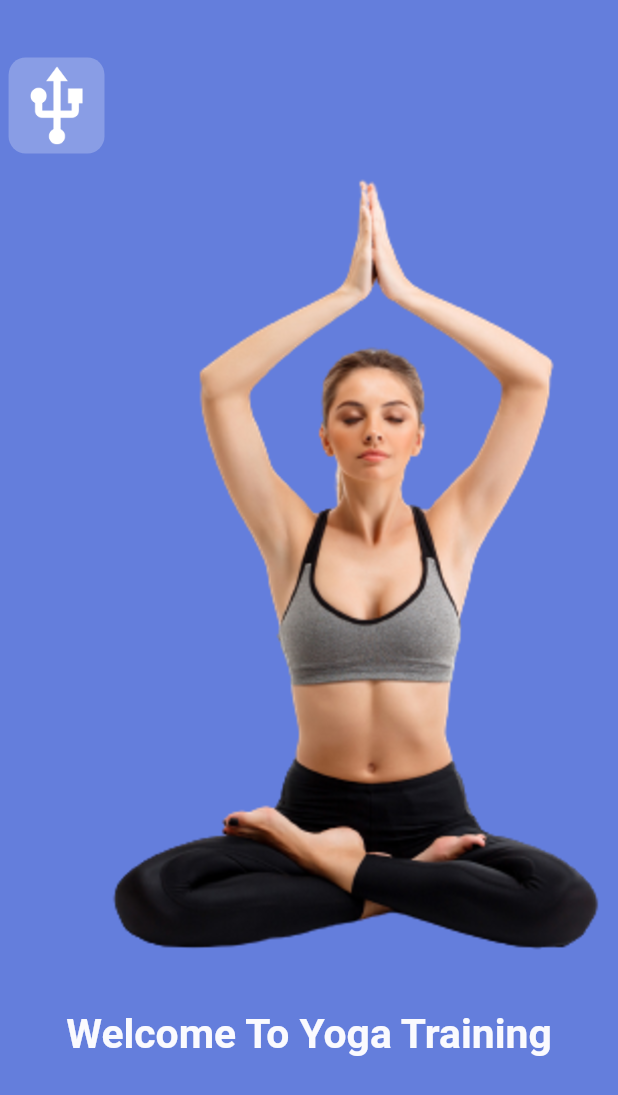
After one commit to erkripa/Trainnig-App, a Flutter app: the SplashPage screen opened by its route, on a phone screen of 412 x 824 dp. The commit adds this screen. Shown: the top 1095 px of the screen. Run offline on Flutter 3.47's test engine with Material 2 defaults, Android fonts, the phone set to English and light mode, and no system bars; our stand-ins replace cloud_firestore, firebase_core, get, video_player; accounts and stored records are empty.

Commit message:
Splash Page Added

```diff
--- a/lib/controllers/detail_page_controller.dart
+++ b/lib/controllers/detail_page_controller.dart
@@ -98,6 +98,7 @@ class DetailPageController extends GetxController {
     update();
     if (oldController != null) {
       oldController?.removeListener(_onControllerUpdate);
+      oldController?.pause();
       print('old controller removed');
     }
     controller
--- a/lib/main.dart
+++ b/lib/main.dart
@@ -1,7 +1,6 @@
 import 'package:firebase_core/firebase_core.dart';
 import 'package:flutter/material.dart';
 import 'package:get/get.dart';
-import 'package:training/controllers/detail_page_controller.dart';
 import 'package:training/controllers/home_page_controller.dart';
 import 'package:training/routes/app_route.dart';
 
--- a/lib/pages/details/datail_page.dart
+++ b/lib/pages/details/datail_page.dart
@@ -175,7 +175,7 @@ class _DetailPageState extends State<DetailPage> {
     final controller = _detailPageController.videPlayController;
     if (controller != null && controller.value.isInitialized) {
       return AspectRatio(
-        aspectRatio: controller.value.aspectRatio,
+        aspectRatio: 16 / 9,
         child: VideoPlayer(controller),
       );
     } else {
--- /dev/null
+++ b/lib/pages/splash/splash_page.dart
@@ -0,0 +1,103 @@
+import 'dart:async';
+
+import 'package:flutter/material.dart';
+import 'package:get/get.dart';
+import 'package:training/utils/colors.dart';
+import 'package:training/utils/dimension.dart';
+import 'package:training/widgets/bigtext.dart';
+
+import '../../routes/app_route.dart';
+
+class SplashPage extends StatefulWidget {
+  const SplashPage({Key? key}) : super(key: key);
+
+  @override
+  State<SplashPage> createState() => _SplashPageState();
+}
+
+class _SplashPageState extends State<SplashPage>
+    with SingleTickerProviderStateMixin {
+  AnimationController? controller;
+  Animation? colorAnimation;
+  Animation? colorAnimation1;
+  Animation<double>? sizeAnimation;
+  @override
+  void initState() {
+    controller =
+        AnimationController(vsync: this, duration: Duration(seconds: 2))
+          ..forward();
+    colorAnimation = ColorTween(
+            begin: AppColor.circuitsColor, end: AppColor.gradientSecond)
+        .animate(CurvedAnimation(parent: controller!, curve: Curves.easeIn));
+    //
+    colorAnimation1 = ColorTween(
+            begin: AppColor.gradientSecond,
+            end: AppColor.homePageBackground.withOpacity(0.2))
+        .animate(CurvedAnimation(parent: controller!, curve: Curves.easeIn));
+
+    sizeAnimation =
+        Tween<double>(begin: D.h10 * 10, end: D.h15 * 12).animate(controller!);
+    controller!.addListener(() {
+      setState(() {});
+    });
+    Timer(Duration(seconds: 4), () => Get.toNamed(AppRoute.getInitialPage()));
+    super.initState();
+  }
+
+  @override
+  Widget build(BuildContext context) {
+    return Scaffold(
+      // appBar: AppBar(),
+      body: Container(
+        // height: D.sHeight,
+        // height: sizeAnimation!.value,
+        // width: sizeAnimation!.value,
+        color: colorAnimation!.value,
+
+        child: SafeArea(
+          child: Column(
+            crossAxisAlignment: CrossAxisAlignment.start,
+            children: [
+              Container(
+                // height: D.w10 * 5,
+                // width: D.w10 * 5,
+                height: sizeAnimation!.value / 3,
+                width: sizeAnimation!.value / 3,
+                margin:
+                    EdgeInsets.only(left: D.w5, top: sizeAnimation!.value / 5),
+                decoration: BoxDecoration(
+                    color: colorAnimation1!.value,
+                    image:
+                        DecorationImage(image: AssetImage('assets/1024.png')),
+                    borderRadius: BorderRadius.circular(D.w10)),
+              ),
+              Center(
+                child: Image.asset(
+                  'assets/splash1.png',
+                  height: D.sHeight / 1.5,
+                  fit: BoxFit.cover,
+                  filterQuality: FilterQuality.high,
+                  colorBlendMode: BlendMode.darken,
+                  // opacity: sizeAnimation,
+                  scale: 1.0,
+                ),
+              ),
+              SizedBox(height: D.h20),
+              Center(
+                child: Container(
+                  color: colorAnimation!.value,
+                  child: BigText(
+                    text: 'Welcome To Yoga Training',
+                    textColor: AppColor.secondPageIconColor,
+                    isFontWeight: true,
+                    fontSize: D.f25,
+                  ),
+                ),
+              )
+            ],
+          ),
+        ),
+      ),
+    );
+  }
+}
--- a/lib/routes/app_route.dart
+++ b/lib/routes/app_route.dart
@@ -1,19 +1,27 @@
 import 'package:get/get.dart';
 import 'package:training/pages/details/datail_page.dart';
 import 'package:training/pages/home/home_page.dart';
+import 'package:training/pages/splash/splash_page.dart';
 
 class AppRoute {
-  static const _initial = '/';
+  static const _splash = '/';
+  static const _initial = '/home';
   static const _detail = '/detail';
 
+  static String getSplashPage() => '$_splash';
   static String getInitialPage() => '$_initial';
   static String getDetailPage() => '$_detail';
 
   static List<GetPage> routes = [
     GetPage(
+      name: _splash,
+      page: () => SplashPage(),
+      transition: Transition.zoom,
+    ),
+    GetPage(
       name: _initial,
       page: () => HomePage(),
-      transition: Transition.downToUp,
+      transition: Transition.rightToLeft,
     ),
     GetPage(
       name: _detail,
```
Also changed, not shown: lib/utils/colors.dart (+19 -19 lines), assets/1024.png (added), assets/splash.png (added), assets/splash1.png (added), pubspec.lock, 20 other files.
